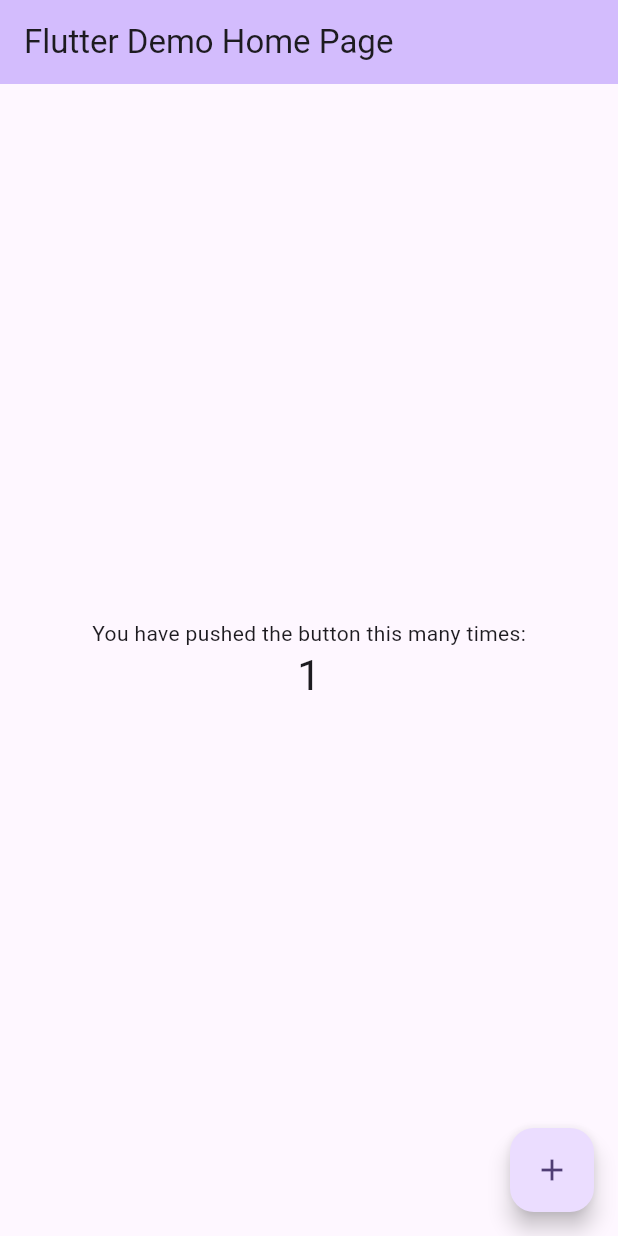
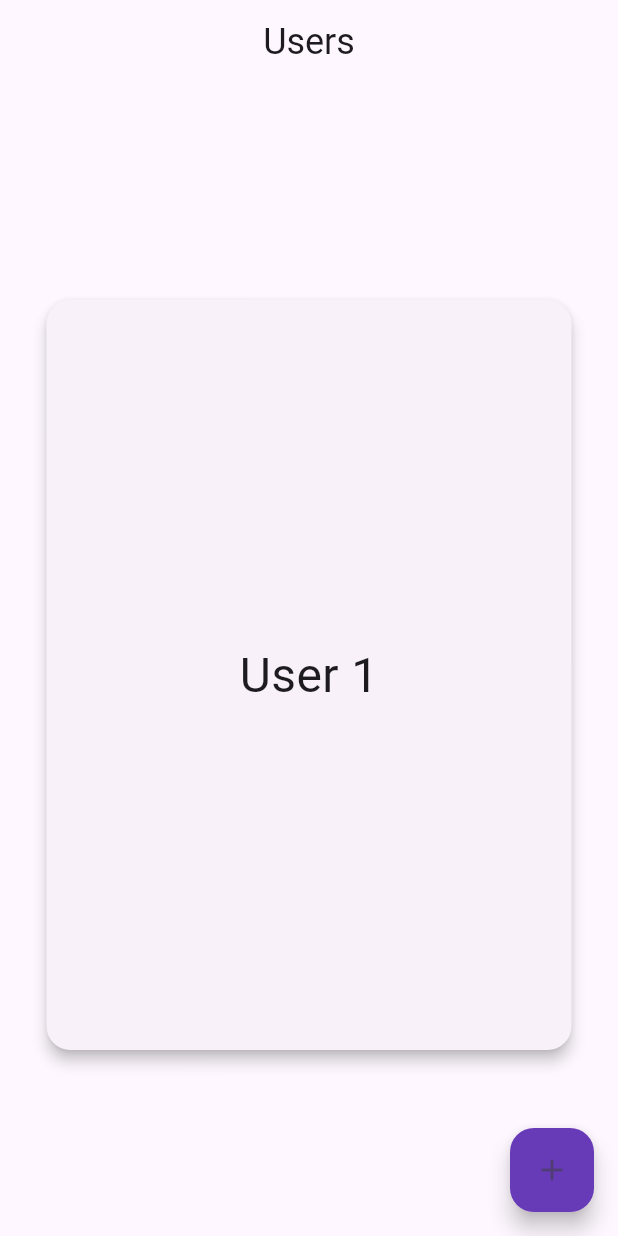
Before and after one commit to FrierensRing/FairShare, a Flutter app: the screen it shows after launch, after a tap on the "add" icon, on a phone screen of 412 x 824 dp. Run offline on Flutter 3.47's test engine with Material 3 defaults, Android fonts, the phone set to English and light mode, and no system bars.

Commit message:
dynamically adding users

```diff
--- a/lib/main.dart
+++ b/lib/main.dart
@@ -7,116 +7,115 @@ void main() {
 class MyApp extends StatelessWidget {
   const MyApp({super.key});
 
-  // This widget is the root of your application.
   @override
   Widget build(BuildContext context) {
     return MaterialApp(
       title: 'Flutter Demo',
       theme: ThemeData(
-        // This is the theme of your application.
-        //
-        // TRY THIS: Try running your application with "flutter run". You'll see
-        // the application has a purple toolbar. Then, without quitting the app,
-        // try changing the seedColor in the colorScheme below to Colors.green
-        // and then invoke "hot reload" (save your changes or press the "hot
-        // reload" button in a Flutter-supported IDE, or press "r" if you used
-        // the command line to start the app).
-        //
-        // Notice that the counter didn't reset back to zero; the application
-        // state is not lost during the reload. To reset the state, use hot
-        // restart instead.
-        //
-        // This works for code too, not just values: Most code changes can be
-        // tested with just a hot reload.
         colorScheme: ColorScheme.fromSeed(seedColor: Colors.deepPurple),
       ),
-      home: const MyHomePage(title: 'Flutter Demo Home Page'),
+      home: UserSwipeCards()
     );
   }
 }
 
-class MyHomePage extends StatefulWidget {
-  const MyHomePage({super.key, required this.title});
+class UserSwipeCards extends StatefulWidget {
+  @override
+  _UserSwipeCardsState createState() => _UserSwipeCardsState();
+}
 
-  // This widget is the home page of your application. It is stateful, meaning
-  // that it has a State object (defined below) that contains fields that affect
-  // how it looks.
+class _UserSwipeCardsState extends State<UserSwipeCards> {
+  // List to store the cards that will be displayed
+  final List<Widget> _cards = [];
 
-  // This class is the configuration for the state. It holds the values (in this
-  // case the title) provided by the parent (in this case the App widget) and
-  // used by the build method of the State. Fields in a Widget subclass are
-  // always marked "final".
-
-  final String title;
+  // Controller for the PageView
+  late PageController _pageController;
 
   @override
-  State<MyHomePage> createState() => _MyHomePageState();
-}
+  void initState() {
+    super.initState();
+    _pageController = PageController();
+  }
 
-class _MyHomePageState extends State<MyHomePage> {
-  int _counter = 0;
+  @override
+  void dispose() {
+    _pageController.dispose();
+    super.dispose();
+  }
 
-  void _incrementCounter() {
+  // Function to add a new card
+  void _addCard() {
     setState(() {
-      // This call to setState tells the Flutter framework that something has
-      // changed in this State, which causes it to rerun the build method below
-      // so that the display can reflect the updated values. If we changed
-      // _counter without calling setState(), then the build method would not be
-      // called again, and so nothing would appear to happen.
-      _counter++;
+      int newIndex = _cards.length;
+      _cards.add(
+        Center(
+          child: Card(
+            elevation: 4,
+            shape: RoundedRectangleBorder(
+              borderRadius: BorderRadius.circular(16),
+            ),
+            child: Container(
+              width: 350,
+              height: 500,
+              alignment: Alignment.center,
+              child: Text(
+                "User ${newIndex + 1}",
+                style: TextStyle(fontSize: 32),
+              ),
+            ),
+          ),
+        )
+      );
+
+      // Animate to the newly added card
+      if (newIndex > 0) {
+        _pageController.animateToPage(
+          newIndex,
+          duration: Duration(milliseconds: 300),
+          curve: Curves.easeInOut,
+        );
+      }
     });
   }
 
   @override
   Widget build(BuildContext context) {
-    // This method is rerun every time setState is called, for instance as done
-    // by the _incrementCounter method above.
-    //
-    // The Flutter framework has been optimized to make rerunning build methods
-    // fast, so that you can just rebuild anything that needs updating rather
-    // than having to individually change instances of widgets.
     return Scaffold(
       appBar: AppBar(
-        // TRY THIS: Try changing the color here to a specific color (to
-        // Colors.amber, perhaps?) and trigger a hot reload to see the AppBar
-        // change color while the other colors stay the same.
-        backgroundColor: Theme.of(context).colorScheme.inversePrimary,
-        // Here we take the value from the MyHomePage object that was created by
-        // the App.build method, and use it to set our appbar title.
-        title: Text(widget.title),
+        title: Text(
+          "Users",
+          style: TextStyle(fontSize: 24),
+        ),
+        centerTitle: true,
       ),
-      body: Center(
-        // Center is a layout widget. It takes a single child and positions it
-        // in the middle of the parent.
-        child: Column(
-          // Column is also a layout widget. It takes a list of children and
-          // arranges them vertically. By default, it sizes itself to fit its
-          // children horizontally, and tries to be as tall as its parent.
-          //
-          // Column has various properties to control how it sizes itself and
-          // how it positions its children. Here we use mainAxisAlignment to
-          // center the children vertically; the main axis here is the vertical
-          // axis because Columns are vertical (the cross axis would be
-          // horizontal).
-          //
-          // TRY THIS: Invoke "debug painting" (choose the "Toggle Debug Paint"
-          // action in the IDE, or press "p" in the console), to see the
-          // wireframe for each widget.
-          mainAxisAlignment: MainAxisAlignment.center,
-          children: <Widget>[
-            const Text('You have pushed the button this many times:'),
-            Text(
-              '$_counter',
-              style: Theme.of(context).textTheme.headlineMedium,
-            ),
-          ],
-        ),
+      body: Column(
+        children: [
+          SizedBox(height: 20),
+          Expanded(
+            child: _cards.isEmpty
+                ? Center(
+                    child: Text(
+                      "No users yet.\nTap the button below to add a user.",
+                      textAlign: TextAlign.center,
+                      style: TextStyle(fontSize: 18, color: Colors.grey),
+                    ),
+                  )
+                : PageView.builder(
+                    controller: _pageController,
+                    itemCount: _cards.length,
+                    itemBuilder: (context, index) {
+                      return _cards[index];
+                    },
+                  ),
+          ),
+        ],
       ),
       floatingActionButton: FloatingActionButton(
-        onPressed: _incrementCounter,
-        tooltip: 'Increment',
-        child: const Icon(Icons.add),
-      ), // This trailing comma makes auto-formatting nicer for build methods.
+        onPressed: _addCard,
+        tooltip: 'Add User',
+        child: Icon(Icons.add),
+        backgroundColor: Colors.deepPurple,
+      ),
     );
   }
 }
```
